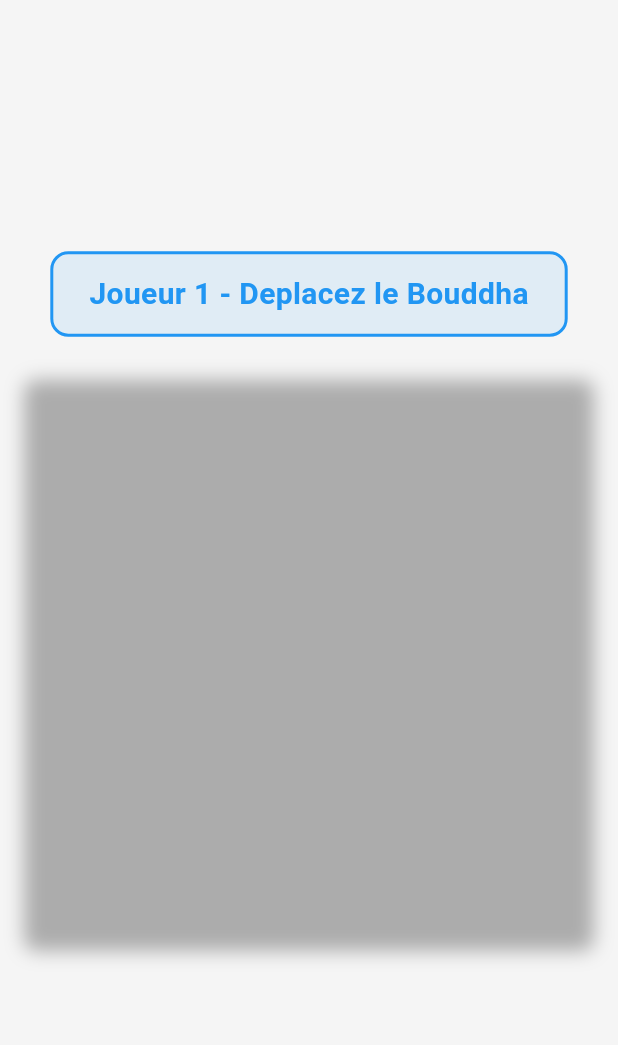
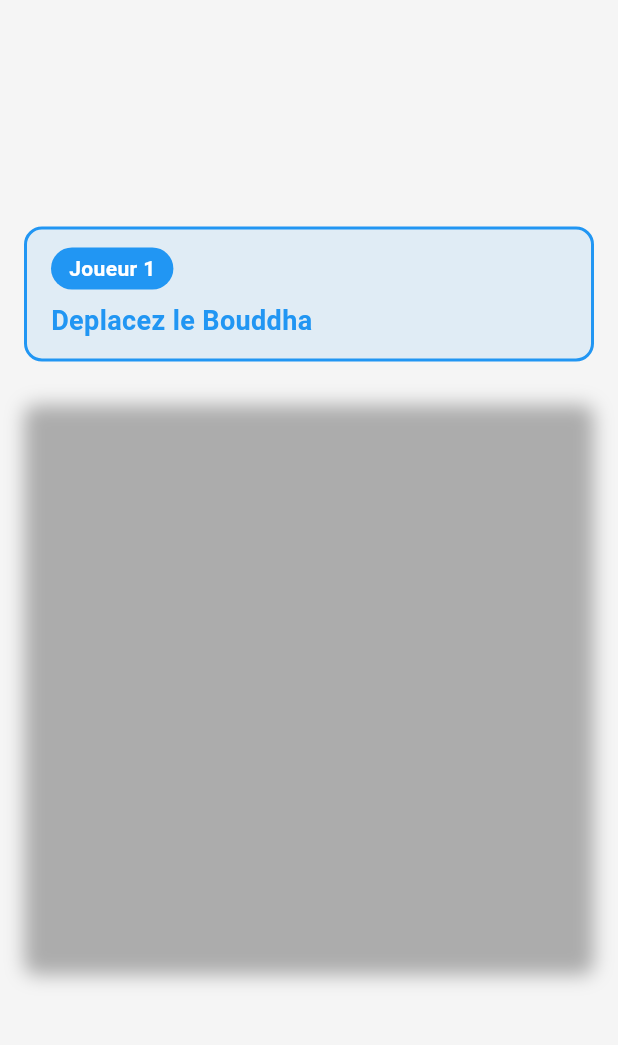
Before and after one commit to nogringo/kaptis, a Flutter app: the GameScreen screen opened directly with empty values, on a phone screen of 412 x 824 dp, the part 63-1108 px from its top. Run offline on Flutter 3.47's test engine with Material 3 defaults, Android fonts, the phone set to English and light mode, and no system bars.

Commit message:
refactor: player name in stadium chip with action text below

```diff
--- a/lib/widgets/game_board.dart
+++ b/lib/widgets/game_board.dart
@@ -160,29 +160,27 @@ class GameBoardState extends State<GameBoard> {
   }
 
   Widget _buildStatusBar(AppTheme theme) {
-    String statusText;
+    String playerName;
+    String actionText;
     Color statusColor;
 
     if (gameState.winner != null) {
-      String winnerName;
       if (widget.vsAI) {
-        winnerName = gameState.winner == Player.player1
-            ? 'Vous avez'
-            : 'L\'ordinateur a';
+        playerName = gameState.winner == Player.player1 ? 'Vous' : 'Ordinateur';
       } else {
-        winnerName = gameState.winner == Player.player1
-            ? 'Joueur 1 a'
-            : 'Joueur 2 a';
+        playerName = gameState.winner == Player.player1
+            ? 'Joueur 1'
+            : 'Joueur 2';
       }
-      statusText = '$winnerName gagne !';
+      actionText = 'Gagne !';
       statusColor = gameState.winner == Player.player1
           ? AppTheme.player1Color
           : AppTheme.player2Color;
     } else if (_aiThinking) {
-      statusText = 'L\'ordinateur reflechit...';
+      playerName = 'Ordinateur';
+      actionText = 'Reflechit...';
       statusColor = AppTheme.player2Color;
     } else {
-      String playerName;
       if (widget.vsAI) {
         playerName = gameState.currentPlayer == Player.player1
             ? 'Vous'
@@ -192,42 +190,69 @@ class GameBoardState extends State<GameBoard> {
             ? 'Joueur 1'
             : 'Joueur 2';
       }
-      final phaseText = gameState.phase == GamePhase.moveBuddha
+      actionText = gameState.phase == GamePhase.moveBuddha
           ? 'Deplacez le Bouddha'
           : 'Deplacez un pion';
-      statusText = '$playerName - $phaseText';
       statusColor = gameState.currentPlayer == Player.player1
           ? AppTheme.player1Color
           : AppTheme.player2Color;
     }
 
+    final boardPixelSize = widget.boardSize == 5 ? 350.0 : 420.0;
+
     return Container(
-      padding: const EdgeInsets.symmetric(horizontal: 24, vertical: 12),
+      width: boardPixelSize,
+      padding: const EdgeInsets.symmetric(horizontal: 16, vertical: 12),
       decoration: BoxDecoration(
         color: statusColor.withAlpha(25),
         borderRadius: BorderRadius.circular(12),
         border: Border.all(color: statusColor, width: 2),
       ),
-      child: Row(
+      child: Column(
+        mainAxisSize: MainAxisSize.min,
+        crossAxisAlignment: CrossAxisAlignment.start,
+        children: [
+          Row(
             mainAxisSize: MainAxisSize.min,
             children: [
+              Container(
+                padding: const EdgeInsets.symmetric(
+                  horizontal: 12,
+                  vertical: 4,
+                ),
+                decoration: BoxDecoration(
+                  color: statusColor,
+                  borderRadius: BorderRadius.circular(50),
+                ),
+                child: Text(
+                  playerName,
+                  style: const TextStyle(
+                    fontSize: 14,
+                    fontWeight: FontWeight.bold,
+                    color: Colors.white,
+                  ),
+                ),
+              ),
               if (_aiThinking)
                 Padding(
-              padding: const EdgeInsets.only(right: 12),
+                  padding: const EdgeInsets.only(left: 12),
                   child: SizedBox(
-                width: 20,
-                height: 20,
+                    width: 16,
+                    height: 16,
                     child: CircularProgressIndicator(
                       strokeWidth: 2,
                       color: statusColor,
                     ),
                   ),
                 ),
+            ],
+          ),
+          const SizedBox(height: 8),
           Text(
-            statusText,
+            actionText,
             style: TextStyle(
-              fontSize: 20,
-              fontWeight: FontWeight.bold,
+              fontSize: 18,
+              fontWeight: FontWeight.w600,
               color: statusColor,
             ),
           ),
```
Lines whose indentation alone changed are shown as unchanged.
